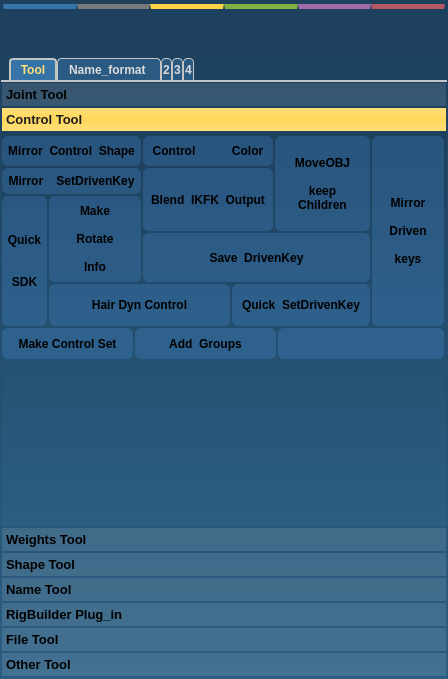
Above: RootUI.ui from zclongpop123/RiggingTeamTools before the change. Below: the same form after it.
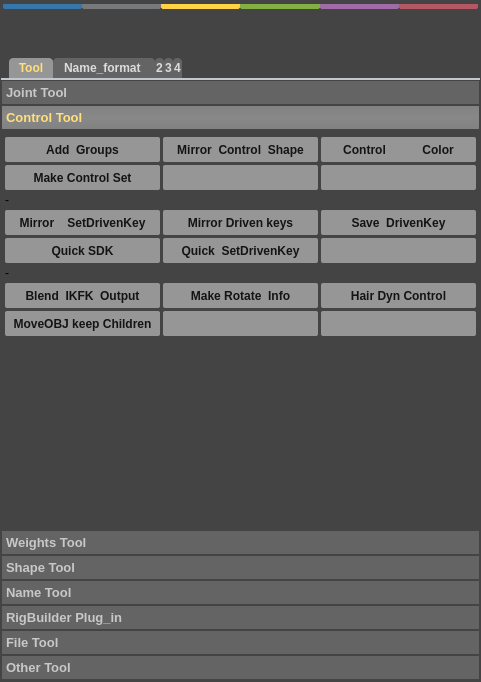
That is the form after the change. The open tabs and pages were chosen to show the change.

What changed in the file:
```diff
--- a/RootUI.ui
+++ b/RootUI.ui
@@ -6,8 +6,8 @@
    <rect>
     <x>0</x>
     <y>0</y>
-    <width>448</width>
-    <height>679</height>
+    <width>481</width>
+    <height>682</height>
    </rect>
   </property>
   <property name="minimumSize">
@@ -29,7 +29,18 @@
    <double>1.000000000000000</double>
   </property>
   <property name="styleSheet">
-   <string notr="true">background-color: qlineargradient(spread:pad, x1:0.5, y1:0, x2:0.5, y2:1, stop:0 rgba(29, 64, 93, 255), stop:1 rgba(42, 94, 130, 255));</string>
+   <string notr="true">QWidget{background-color:rgb(68, 68, 68);}
+
+QPushButton {
+	border-radius: 2px;
+	color: rgb(20, 20, 20);
+	background-color: rgb(150,150,150);
+}
+QPushButton::hover {
+	border-radius: 4px;
+	color: rgb(30, 30, 30);
+	background-color: rgb(200,200,200);
+}</string>
   </property>
   <widget class="QWidget" name="centralwidget">
    <layout class="QVBoxLayout" name="verticalLayout">
@@ -277,10 +288,9 @@
 
 
  QTabBar::tab {
-     background-color: rgb(42, 89, 130);
-	
-	 color: rgb(220, 220, 220);
-     border: 1px solid #C4C4C3;
+ 	 color: rgb(220, 220, 220);
+     background-color: rgb(100, 100, 100);
+		
 	 border-bottom: 0px;
      border-top-left-radius: 4px;
      border-top-right-radius: 4px;
@@ -290,10 +300,9 @@
 
  
  QTabBar::tab:selected {
-    background-color: rgb(54, 115, 167); 
+    background-color: rgb(150, 150, 150); 
 	
 	 color: rgba(255, 223, 121, 255);
-     border: 2px solid #C4C4C3;
 	 border-bottom: 0px;;
      min-width: 10ex;
      padding: 3px;
@@ -353,15 +362,13 @@
            <enum>Qt::LeftToRight</enum>
           </property>
           <property name="styleSheet">
-           <string notr="true">
-QToolBox::tab{
-	background-color: rgba(255, 255, 255, 30);
+           <string notr="true">QToolBox::tab{
+	color: rgb(200, 200, 200);
+	background-color: rgba(100, 100, 100);
 }
-
 QToolBox::tab:selected{
-	
-	color:rgb(30,30,30);
-	background-color: qlineargradient(spread:pad, x1:0.5, y1:0, x2:0.5, y2:1, stop:0 rgba(255, 223, 121, 255), stop:0.488636 rgba(255, 216, 91, 255), stop:1 rgba(255, 223, 121, 255));
+	color: rgb(255, 223, 121);
+	background-color:qlineargradient(spread:pad, x1:0.5, y1:0, x2:0.5, y2:1, stop:0 rgba(130, 130, 130, 255), stop:0.511364 rgb(136, 136, 136), stop:1 rgba(130, 130, 130, 255))
 }
 
 </string>
@@ -529,8 +536,8 @@
             <rect>
              <x>0</x>
              <y>0</y>
-             <width>444</width>
-             <height>386</height>
+             <width>477</width>
+             <height>391</height>
             </rect>
            </property>
            <attribute name="label">
@@ -571,8 +578,8 @@
                 <rect>
                  <x>0</x>
                  <y>0</y>
-                 <width>444</width>
-                 <height>380</height>
+                 <width>477</width>
+                 <height>385</height>
                 </rect>
                </property>
                <layout class="QVBoxLayout" name="verticalLayout_8">
@@ -591,27 +598,56 @@
                    </size>
                   </property>
                   <property name="styleSheet">
-                   <string notr="true">QPushButton {
-	border: 0px;
-	border-radius: 6px;
-	background-color: rgba(85, 170, 255, 50);
- }
-
-QPushButton:hover {
-	background-color: qlineargradient(spread:pad, x1:0.5, y1:0, x2:0.5, y2:1, stop:0 rgba(255, 223, 121, 255), stop:0.488636 rgba(255, 216, 91, 255), stop:1 rgba(255, 223, 121, 255));
-	color: rgb(42, 42, 42);
- }
-</string>
+                   <string notr="true"/>
                   </property>
+                  <layout class="QVBoxLayout" name="verticalLayout_6">
+                   <property name="spacing">
+                    <number>3</number>
+                   </property>
+                   <property name="margin">
+                    <number>3</number>
+                   </property>
+                   <item>
+                    <layout class="QHBoxLayout" name="horizontalLayout_6">
+                     <property name="spacing">
+                      <number>3</number>
+                     </property>
+                     <item>
+                      <widget class="QPushButton" name="btn_addGroups">
+                       <property name="sizePolicy">
+                        <sizepolicy hsizetype="Minimum" vsizetype="Minimum">
+                         <horstretch>0</horstretch>
+                         <verstretch>0</verstretch>
+                        </sizepolicy>
+                       </property>
+                       <property name="minimumSize">
+                        <size>
+                         <width>0</width>
+                         <height>25</height>
+                        </size>
+                       </property>
+                       <property name="maximumSize">
+                        <size>
+                         <width>999</width>
+                         <height>25</height>
+                        </size>
+                       </property>
+                       <property name="font">
+                        <font>
+                         <weight>75</weight>
+                         <bold>true</bold>
+                        </font>
+                       </property>
+                       <property name="styleSheet">
+                        <string notr="true"/>
+                       </property>
+                       <property name="text">
+                        <string>Add  Groups</string>
+                       </property>
+                      </widget>
+                     </item>
+                     <item>
                   <widget class="QPushButton" name="btn_MirrorControlShape">
-                   <property name="geometry">
-                    <rect>
-                     <x>0</x>
-                     <y>0</y>
-                     <width>139</width>
-                     <height>30</height>
-                    </rect>
-                   </property>
                    <property name="sizePolicy">
                     <sizepolicy hsizetype="Minimum" vsizetype="Minimum">
                      <horstretch>0</horstretch>
@@ -621,7 +657,13 @@
                    <property name="minimumSize">
                     <size>
                      <width>0</width>
-                     <height>0</height>
+                         <height>25</height>
+                        </size>
+                       </property>
+                       <property name="maximumSize">
+                        <size>
+                         <width>999</width>
+                         <height>25</height>
                     </size>
                    </property>
                    <property name="font">
@@ -637,15 +679,9 @@
                     <string>Mirror  Control  Shape</string>
                    </property>
                   </widget>
+                     </item>
+                     <item>
                   <widget class="QPushButton" name="btn_ControlColor">
-                   <property name="geometry">
-                    <rect>
-                     <x>141</x>
-                     <y>0</y>
-                     <width>130</width>
-                     <height>30</height>
-                    </rect>
-                   </property>
                    <property name="sizePolicy">
                     <sizepolicy hsizetype="Minimum" vsizetype="Minimum">
                      <horstretch>0</horstretch>
@@ -655,7 +691,13 @@
                    <property name="minimumSize">
                     <size>
                      <width>0</width>
-                     <height>0</height>
+                         <height>25</height>
+                        </size>
+                       </property>
+                       <property name="maximumSize">
+                        <size>
+                         <width>999</width>
+                         <height>25</height>
                     </size>
                    </property>
                    <property name="font">
@@ -671,15 +713,108 @@
                     <string>Control           Color</string>
                    </property>
                   </widget>
+                     </item>
+                    </layout>
+                   </item>
+                   <item>
+                    <layout class="QHBoxLayout" name="horizontalLayout_7">
+                     <property name="spacing">
+                      <number>3</number>
+                     </property>
+                     <item>
+                      <widget class="QPushButton" name="btn_makeControlSet">
+                       <property name="sizePolicy">
+                        <sizepolicy hsizetype="Minimum" vsizetype="Minimum">
+                         <horstretch>0</horstretch>
+                         <verstretch>0</verstretch>
+                        </sizepolicy>
+                       </property>
+                       <property name="minimumSize">
+                        <size>
+                         <width>0</width>
+                         <height>25</height>
+                        </size>
+                       </property>
+                       <property name="maximumSize">
+                        <size>
+                         <width>999</width>
+                         <height>25</height>
+                        </size>
+                       </property>
+                       <property name="font">
+                        <font>
+                         <weight>75</weight>
+                         <bold>true</bold>
+                        </font>
+                       </property>
+                       <property name="styleSheet">
+                        <string notr="true"/>
+                       </property>
+                       <property name="text">
+                        <string>Make Control Set</string>
+                       </property>
+                      </widget>
+                     </item>
+                     <item>
+                      <widget class="QPushButton" name="pushButton">
+                       <property name="enabled">
+                        <bool>false</bool>
+                       </property>
+                       <property name="minimumSize">
+                        <size>
+                         <width>0</width>
+                         <height>25</height>
+                        </size>
+                       </property>
+                       <property name="maximumSize">
+                        <size>
+                         <width>16777215</width>
+                         <height>25</height>
+                        </size>
+                       </property>
+                       <property name="text">
+                        <string/>
+                       </property>
+                      </widget>
+                     </item>
+                     <item>
+                      <widget class="QPushButton" name="pushButton_2">
+                       <property name="enabled">
+                        <bool>false</bool>
+                       </property>
+                       <property name="minimumSize">
+                        <size>
+                         <width>0</width>
+                         <height>25</height>
+                        </size>
+                       </property>
+                       <property name="maximumSize">
+                        <size>
+                         <width>16777215</width>
+                         <height>25</height>
+                        </size>
+                       </property>
+                       <property name="text">
+                        <string/>
+                       </property>
+                      </widget>
+                     </item>
+                    </layout>
+                   </item>
+                   <item>
+                    <widget class="QLabel" name="label">
+                     <property name="text">
+                      <string>-</string>
+                     </property>
+                    </widget>
+                   </item>
+                   <item>
+                    <layout class="QHBoxLayout" name="horizontalLayout_4">
+                     <property name="spacing">
+                      <number>3</number>
+                     </property>
+                     <item>
                   <widget class="QPushButton" name="btn_MirrorDrivenkey">
-                   <property name="geometry">
-                    <rect>
-                     <x>0</x>
-                     <y>32</y>
-                     <width>139</width>
-                     <height>26</height>
-                    </rect>
-                   </property>
                    <property name="sizePolicy">
                     <sizepolicy hsizetype="Minimum" vsizetype="Minimum">
                      <horstretch>0</horstretch>
@@ -689,7 +824,13 @@
                    <property name="minimumSize">
                     <size>
                      <width>0</width>
-                     <height>0</height>
+                         <height>25</height>
+                        </size>
+                       </property>
+                       <property name="maximumSize">
+                        <size>
+                         <width>999</width>
+                         <height>25</height>
                     </size>
                    </property>
                    <property name="font">
@@ -705,15 +846,90 @@
                     <string>Mirror    SetDrivenKey</string>
                    </property>
                   </widget>
+                     </item>
+                     <item>
+                      <widget class="QPushButton" name="btn_mirrorDrivenkeys">
+                       <property name="enabled">
+                        <bool>true</bool>
+                       </property>
+                       <property name="sizePolicy">
+                        <sizepolicy hsizetype="Minimum" vsizetype="Minimum">
+                         <horstretch>0</horstretch>
+                         <verstretch>0</verstretch>
+                        </sizepolicy>
+                       </property>
+                       <property name="minimumSize">
+                        <size>
+                         <width>0</width>
+                         <height>25</height>
+                        </size>
+                       </property>
+                       <property name="maximumSize">
+                        <size>
+                         <width>999</width>
+                         <height>25</height>
+                        </size>
+                       </property>
+                       <property name="font">
+                        <font>
+                         <weight>75</weight>
+                         <bold>true</bold>
+                        </font>
+                       </property>
+                       <property name="styleSheet">
+                        <string notr="true"/>
+                       </property>
+                       <property name="text">
+                        <string>Mirror Driven keys</string>
+                       </property>
+                      </widget>
+                     </item>
+                     <item>
+                      <widget class="QPushButton" name="btn_SaveDrivenKey">
+                       <property name="enabled">
+                        <bool>true</bool>
+                       </property>
+                       <property name="sizePolicy">
+                        <sizepolicy hsizetype="Minimum" vsizetype="Minimum">
+                         <horstretch>0</horstretch>
+                         <verstretch>0</verstretch>
+                        </sizepolicy>
+                       </property>
+                       <property name="minimumSize">
+                        <size>
+                         <width>0</width>
+                         <height>25</height>
+                        </size>
+                       </property>
+                       <property name="maximumSize">
+                        <size>
+                         <width>999</width>
+                         <height>25</height>
+                        </size>
+                       </property>
+                       <property name="font">
+                        <font>
+                         <weight>75</weight>
+                         <bold>true</bold>
+                        </font>
+                       </property>
+                       <property name="styleSheet">
+                        <string notr="true"/>
+                       </property>
+                       <property name="text">
+                        <string>Save  DrivenKey</string>
+                       </property>
+                      </widget>
+                     </item>
+                    </layout>
+                   </item>
+                   <item>
+                    <layout class="QHBoxLayout" name="horizontalLayout_5">
+                     <property name="spacing">
+                      <number>3</number>
+                     </property>
+                     <item>
                   <widget class="QPushButton" name="btn_QuickSDKA">
-                   <property name="geometry">
-                    <rect>
-                     <x>0</x>
-                     <y>60</y>
-                     <width>45</width>
-                     <height>130</height>
-                    </rect>
-                   </property>
                    <property name="sizePolicy">
                     <sizepolicy hsizetype="Minimum" vsizetype="Minimum">
                      <horstretch>0</horstretch>
@@ -723,9 +939,15 @@
                    <property name="minimumSize">
                     <size>
                      <width>0</width>
-                     <height>0</height>
-                    </size>
-                   </property>
+                         <height>25</height>
+                        </size>
+                       </property>
+                       <property name="maximumSize">
+                        <size>
+                         <width>999</width>
+                         <height>25</height>
+                        </size>
+                       </property>
                    <property name="font">
                     <font>
                      <weight>75</weight>
@@ -736,20 +958,14 @@
                     <string notr="true"/>
                    </property>
                    <property name="text">
-                    <string>Quick
-
-
-SDK</string>
-                   </property>
-                  </widget>
-                  <widget class="QPushButton" name="btn_MoveObject">
-                   <property name="geometry">
-                    <rect>
-                     <x>273</x>
-                     <y>0</y>
-                     <width>95</width>
-                     <height>95</height>
-                    </rect>
+                        <string>Quick SDK</string>
+                       </property>
+                      </widget>
+                     </item>
+                     <item>
+                      <widget class="QPushButton" name="btn_QuickSDKB">
+                       <property name="enabled">
+                        <bool>true</bool>
                    </property>
                    <property name="sizePolicy">
                     <sizepolicy hsizetype="Minimum" vsizetype="Minimum">
@@ -760,9 +976,15 @@
                    <property name="minimumSize">
                     <size>
                      <width>0</width>
-                     <height>0</height>
-                    </size>
-                   </property>
+                         <height>25</height>
+                        </size>
+                       </property>
+                       <property name="maximumSize">
+                        <size>
+                         <width>999</width>
+                         <height>25</height>
+                        </size>
+                       </property>
                    <property name="font">
                     <font>
                      <weight>75</weight>
@@ -773,21 +995,48 @@
                     <string notr="true"/>
                    </property>
                    <property name="text">
-                    <string>MoveOBJ
-
-keep 
-Children</string>
-                   </property>
-                  </widget>
+                        <string>Quick  SetDrivenKey</string>
+                       </property>
+                      </widget>
+                     </item>
+                     <item>
+                      <widget class="QPushButton" name="pushButton_3">
+                       <property name="enabled">
+                        <bool>false</bool>
+                       </property>
+                       <property name="minimumSize">
+                        <size>
+                         <width>0</width>
+                         <height>25</height>
+                        </size>
+                       </property>
+                       <property name="maximumSize">
+                        <size>
+                         <width>16777215</width>
+                         <height>25</height>
+                        </size>
+                       </property>
+                       <property name="text">
+                        <string/>
+                       </property>
+                      </widget>
+                     </item>
+                    </layout>
+                   </item>
+                   <item>
+                    <widget class="QLabel" name="label_2">
+                     <property name="text">
+                      <string>-</string>
+                     </property>
+                    </widget>
+                   </item>
+                   <item>
+                    <layout class="QHBoxLayout" name="horizontalLayout_2">
+                     <property name="spacing">
+                      <number>3</number>
+                     </property>
+                     <item>
                   <widget class="QPushButton" name="btn_BlendIKFKOutput">
-                   <property name="geometry">
-                    <rect>
-                     <x>141</x>
-                     <y>32</y>
-                     <width>130</width>
-                     <height>63</height>
-                    </rect>
-                   </property>
                    <property name="sizePolicy">
                     <sizepolicy hsizetype="Minimum" vsizetype="Minimum">
                      <horstretch>0</horstretch>
@@ -797,7 +1046,13 @@
                    <property name="minimumSize">
                     <size>
                      <width>0</width>
-                     <height>0</height>
+                         <height>25</height>
+                        </size>
+                       </property>
+                       <property name="maximumSize">
+                        <size>
+                         <width>999</width>
+                         <height>25</height>
                     </size>
                    </property>
                    <property name="font">
@@ -813,15 +1068,43 @@
                     <string>Blend  IKFK  Output</string>
                    </property>
                   </widget>
+                     </item>
+                     <item>
+                      <widget class="QPushButton" name="btn_makeRotateInfo">
+                       <property name="sizePolicy">
+                        <sizepolicy hsizetype="Minimum" vsizetype="Minimum">
+                         <horstretch>0</horstretch>
+                         <verstretch>0</verstretch>
+                        </sizepolicy>
+                       </property>
+                       <property name="minimumSize">
+                        <size>
+                         <width>0</width>
+                         <height>25</height>
+                        </size>
+                       </property>
+                       <property name="maximumSize">
+                        <size>
+                         <width>999</width>
+                         <height>25</height>
+                        </size>
+                       </property>
+                       <property name="font">
+                        <font>
+                         <weight>75</weight>
+                         <bold>true</bold>
+                        </font>
+                       </property>
+                       <property name="styleSheet">
+                        <string notr="true"/>
+                       </property>
+                       <property name="text">
+                        <string>Make Rotate  Info</string>
+                       </property>
+                      </widget>
+                     </item>
+                     <item>
                   <widget class="QPushButton" name="btn_DynamicControl">
-                   <property name="geometry">
-                    <rect>
-                     <x>47</x>
-                     <y>148</y>
-                     <width>181</width>
-                     <height>42</height>
-                    </rect>
-                   </property>
                    <property name="sizePolicy">
                     <sizepolicy hsizetype="Minimum" vsizetype="Minimum">
                      <horstretch>0</horstretch>
@@ -831,7 +1114,13 @@
                    <property name="minimumSize">
                     <size>
                      <width>0</width>
-                     <height>0</height>
+                         <height>25</height>
+                        </size>
+                       </property>
+                       <property name="maximumSize">
+                        <size>
+                         <width>999</width>
+                         <height>25</height>
                     </size>
                    </property>
                    <property name="font">
@@ -847,15 +1136,16 @@
                     <string>Hair Dyn Control</string>
                    </property>
                   </widget>
-                  <widget class="QPushButton" name="btn_makeRotateInfo">
-                   <property name="geometry">
-                    <rect>
-                     <x>47</x>
-                     <y>60</y>
-                     <width>92</width>
-                     <height>86</height>
-                    </rect>
-                   </property>
+                     </item>
+                    </layout>
+                   </item>
+                   <item>
+                    <layout class="QHBoxLayout" name="horizontalLayout">
+                     <property name="spacing">
+                      <number>3</number>
+                     </property>
+                     <item>
+                      <widget class="QPushButton" name="btn_MoveObject">
                    <property name="sizePolicy">
                     <sizepolicy hsizetype="Minimum" vsizetype="Minimum">
                      <horstretch>0</horstretch>
@@ -865,48 +1155,13 @@
                    <property name="minimumSize">
                     <size>
                      <width>0</width>
-                     <height>0</height>
-                    </size>
-                   </property>
-                   <property name="font">
-                    <font>
-                     <weight>75</weight>
-                     <bold>true</bold>
-                    </font>
-                   </property>
-                   <property name="styleSheet">
-                    <string notr="true"/>
-                   </property>
-                   <property name="text">
-                    <string>Make
-
-Rotate
-
-Info</string>
-                   </property>
-                  </widget>
-                  <widget class="QPushButton" name="btn_SaveDrivenKey">
-                   <property name="enabled">
-                    <bool>true</bool>
-                   </property>
-                   <property name="geometry">
-                    <rect>
-                     <x>141</x>
-                     <y>97</y>
-                     <width>227</width>
-                     <height>49</height>
-                    </rect>
-                   </property>
-                   <property name="sizePolicy">
-                    <sizepolicy hsizetype="Minimum" vsizetype="Minimum">
-                     <horstretch>0</horstretch>
-                     <verstretch>0</verstretch>
-                    </sizepolicy>
-                   </property>
-                   <property name="minimumSize">
+                         <height>25</height>
+                        </size>
+                       </property>
+                       <property name="maximumSize">
                     <size>
-                     <width>0</width>
-                     <height>0</height>
+                         <width>999</width>
+                         <height>25</height>
                     </size>
                    </property>
                    <property name="font">
@@ -919,192 +1174,70 @@
                     <string notr="true"/>
                    </property>
                    <property name="text">
-                    <string>Save  DrivenKey</string>
-                   </property>
-                  </widget>
-                  <widget class="QPushButton" name="btn_mirrorDrivenkeys">
+                        <string>MoveOBJ keep Children</string>
+                       </property>
+                      </widget>
+                     </item>
+                     <item>
+                      <widget class="QPushButton" name="pushButton_4">
                    <property name="enabled">
-                    <bool>true</bool>
-                   </property>
-                   <property name="geometry">
-                    <rect>
-                     <x>370</x>
-                     <y>0</y>
-                     <width>72</width>
-                     <height>190</height>
-                    </rect>
-                   </property>
-                   <property name="sizePolicy">
-                    <sizepolicy hsizetype="Minimum" vsizetype="Minimum">
-                     <horstretch>0</horstretch>
-                     <verstretch>0</verstretch>
-                    </sizepolicy>
-                   </property>
+                        <bool>false</bool>
+                       </property>
                    <property name="minimumSize">
                     <size>
                      <width>0</width>
-                     <height>0</height>
-                    </size>
-                   </property>
-                   <property name="font">
-                    <font>
-                     <weight>75</weight>
-                     <bold>true</bold>
-                    </font>
-                   </property>
-                   <property name="styleSheet">
-                    <string notr="true"/>
-                   </property>
-                   <property name="text">
-                    <string>Mirror
-
-Driven
-
-keys</string>
-                   </property>
-                  </widget>
-                  <widget class="QPushButton" name="btn_QuickSDKB">
-                   <property name="enabled">
-                    <bool>true</bool>
-                   </property>
-                   <property name="geometry">
-                    <rect>
-                     <x>230</x>
-                     <y>148</y>
-                     <width>138</width>
-                     <height>42</height>
-                    </rect>
-                   </property>
-                   <property name="sizePolicy">
-                    <sizepolicy hsizetype="Minimum" vsizetype="Minimum">
-                     <horstretch>0</horstretch>
-                     <verstretch>0</verstretch>
-                    </sizepolicy>
-                   </property>
-                   <property name="minimumSize">
+                         <height>25</height>
+                        </size>
+                       </property>
+                       <property name="maximumSize">
                     <size>
-                     <width>0</width>
-                     <height>0</height>
-                    </size>
-                   </property>
-                   <property name="font">
-                    <font>
-                     <weight>75</weight>
-                     <bold>true</bold>
-                    </font>
-                   </property>
-                   <property name="styleSheet">
-                    <string notr="true"/>
-                   </property>
+                         <width>16777215</width>
+                         <height>25</height>
+                        </size>
+                       </property>
                    <property name="text">
-                    <string>Quick  SetDrivenKey</string>
-                   </property>
-                  </widget>
-                  <widget class="QPushButton" name="btn_makeControlSet">
-                   <property name="geometry">
-                    <rect>
-                     <x>0</x>
-                     <y>192</y>
-                     <width>131</width>
-                     <height>31</height>
-                    </rect>
-                   </property>
-                   <property name="sizePolicy">
-                    <sizepolicy hsizetype="Minimum" vsizetype="Minimum">
-                     <horstretch>0</horstretch>
-                     <verstretch>0</verstretch>
-                    </sizepolicy>
-                   </property>
+                        <string/>
+                       </property>
+                      </widget>
+                     </item>
+                     <item>
+                      <widget class="QPushButton" name="pushButton_5">
+                       <property name="enabled">
+                        <bool>false</bool>
+                       </property>
                    <property name="minimumSize">
                     <size>
                      <width>0</width>
-                     <height>0</height>
-                    </size>
-                   </property>
-                   <property name="font">
-                    <font>
-                     <weight>75</weight>
-                     <bold>true</bold>
-                    </font>
-                   </property>
-                   <property name="styleSheet">
-                    <string notr="true"/>
-                   </property>
-                   <property name="text">
-                    <string>Make Control Set</string>
-                   </property>
-                  </widget>
-                  <widget class="QPushButton" name="btn_addGroups">
-                   <property name="geometry">
-                    <rect>
-                     <x>133</x>
-                     <y>192</y>
-                     <width>141</width>
-                     <height>31</height>
-                    </rect>
-                   </property>
-                   <property name="sizePolicy">
-                    <sizepolicy hsizetype="Minimum" vsizetype="Minimum">
-                     <horstretch>0</horstretch>
-                     <verstretch>0</verstretch>
-                    </sizepolicy>
-                   </property>
-                   <property name="minimumSize">
+                         <height>25</height>
+                        </size>
+                       </property>
+                       <property name="maximumSize">
                     <size>
-                     <width>0</width>
-                     <height>0</height>
-                    </size>
-                   </property>
-                   <property name="font">
-                    <font>
-                     <weight>75</weight>
-                     <bold>true</bold>
-                    </font>
-                   </property>
-                   <property name="styleSheet">
-                    <string notr="true"/>
-                   </property>
+                         <width>16777215</width>
+                         <height>25</height>
+                        </size>
+                       </property>
                    <property name="text">
-                    <string>Add  Groups</string>
-                   </property>
-                  </widget>
-                  <widget class="QPushButton" name="pushButton">
-                   <property name="enabled">
-                    <bool>false</bool>
-                   </property>
-                   <property name="geometry">
-                    <rect>
-                     <x>276</x>
-                     <y>192</y>
-                     <width>166</width>
-                     <height>31</height>
-                    </rect>
-                   </property>
-                   <property name="sizePolicy">
-                    <sizepolicy hsizetype="Minimum" vsizetype="Minimum">
-                     <horstretch>0</horstretch>
-                     <verstretch>0</verstretch>
-                    </sizepolicy>
-                   </property>
-                   <property name="minimumSize">
+                        <string/>
+                       </property>
+                      </widget>
+                     </item>
+                    </layout>
+                   </item>
+                   <item>
+                    <spacer name="verticalSpacer_5">
+                     <property name="orientation">
+                      <enum>Qt::Vertical</enum>
+                     </property>
+                     <property name="sizeHint" stdset="0">
                     <size>
-                     <width>0</width>
-                     <height>0</height>
-                    </size>
-                   </property>
-                   <property name="font">
-                    <font>
-                     <weight>75</weight>
-                     <bold>true</bold>
-                    </font>
-                   </property>
-                   <property name="styleSheet">
-                    <string notr="true"/>
-                   </property>
-                   <property name="text">
-                    <string/>
-                   </property>
-                  </widget>
+                       <width>20</width>
+                       <height>40</height>
+                      </size>
+                     </property>
+                    </spacer>
+                   </item>
+                  </layout>
                  </widget>
                 </item>
                </layout>
```
Left out of the diff: 1449 changed lines with no effect on the pictures. Lines whose indentation alone changed are shown as unchanged.
